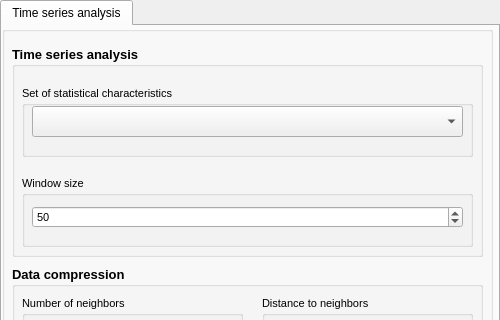
This is SOURCES/TSAC/Administrator_Eng.ui in KP-Data-Mining/DM as Qt 5 draws it before an edit; both pictures show x 0 to 500 and y 0 to 320 of the 500 by 530 pixel window. The edited form follows.
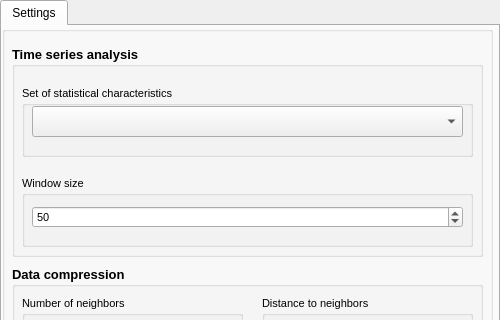
This is the edited form.

Commit message: fix: Исправлен файл интерфейса (Вкладка настроек переименована)

What changed in the file:
```diff
--- a/SOURCES/TSAC/Administrator_Eng.ui
+++ b/SOURCES/TSAC/Administrator_Eng.ui
@@ -57,7 +57,7 @@
    </property>
    <widget class="QWidget" name="TSA_tab">
     <attribute name="title">
-     <string>Time series analysis</string>
+     <string>Settings</string>
     </attribute>
     <widget class="QWidget" name="gridLayoutWidget_3">
      <property name="geometry">
```
The commit also changes 3 other files.
